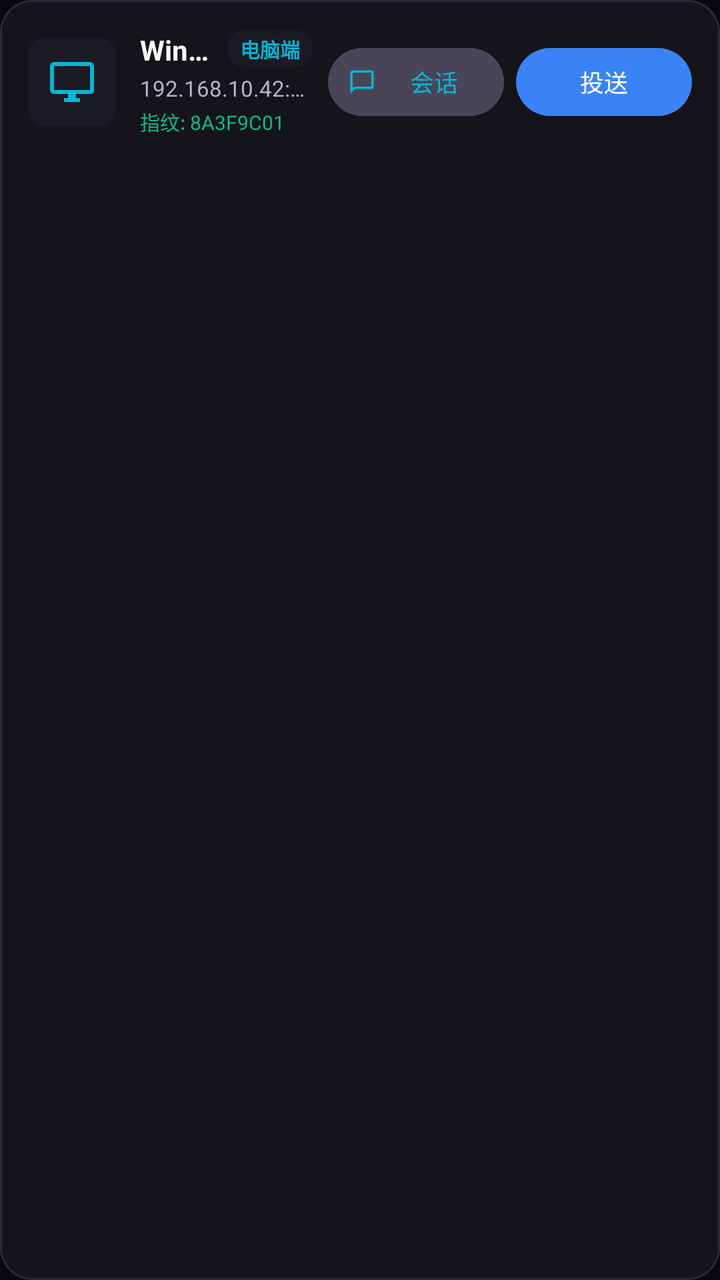
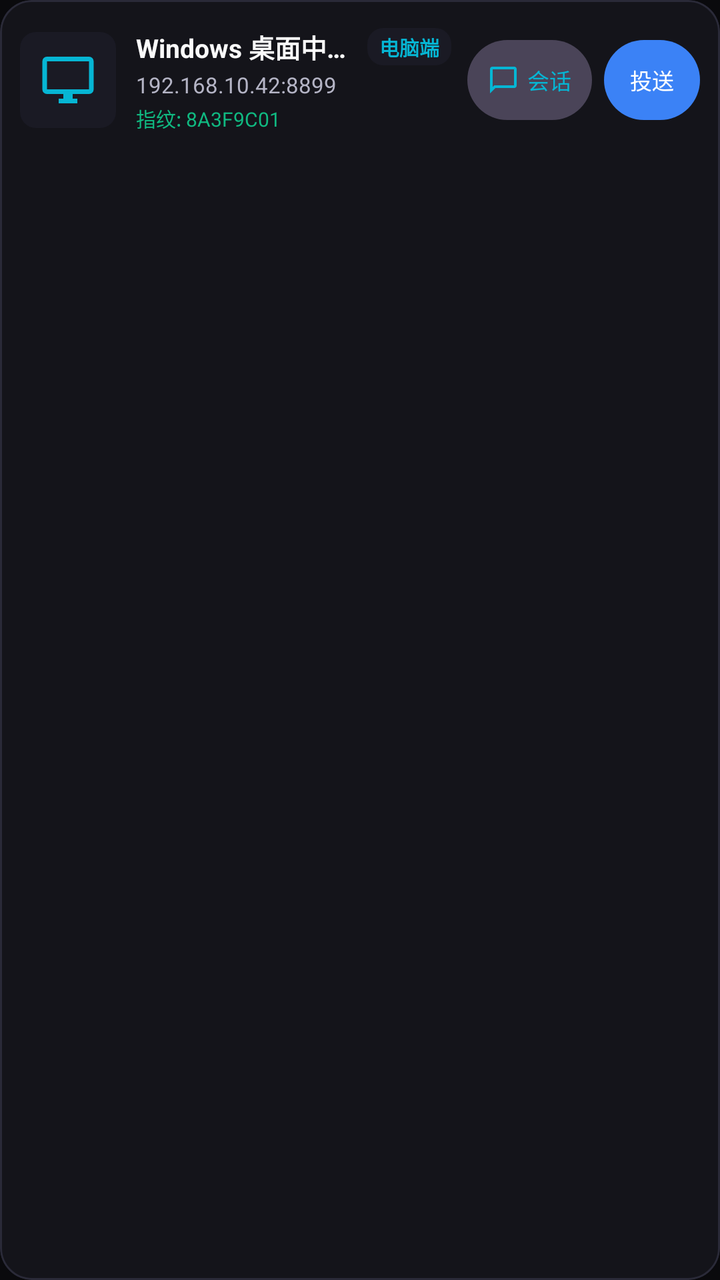

Two renders of the same Android screen: before a commit and after it. Below are the layout's source before the change and the commit's diff.
<!-- AndroidManifest.xml: application theme Theme.SafeDrop -->
<!-- res/layout/item_device.xml -->
<?xml version="1.0" encoding="utf-8"?>
<com.google.android.material.card.MaterialCardView xmlns:android="http://schemas.android.com/apk/res/android"
    xmlns:app="http://schemas.android.com/apk/res-auto"
    android:layout_width="match_parent"
    android:layout_height="wrap_content"
    android:layout_marginBottom="10dp"
    app:cardBackgroundColor="@color/surface_dark"
    app:cardCornerRadius="16dp"
    app:strokeColor="@color/border_dark"
    app:strokeWidth="1dp">

    <LinearLayout
        android:layout_width="match_parent"
        android:layout_height="wrap_content"
        android:gravity="center_vertical"
        android:orientation="horizontal"
        android:padding="14dp">

        <ImageView
            android:id="@+id/ivDeviceIcon"
            android:layout_width="44dp"
            android:layout_height="44dp"
            android:background="@drawable/bg_badge_rounded"
            android:backgroundTint="@color/surface_variant_dark"
            android:padding="10dp"
            android:src="@drawable/ic_device_pc"
            app:tint="@color/secondary" />

        <LinearLayout
            android:layout_width="0dp"
            android:layout_height="wrap_content"
            android:layout_marginStart="12dp"
            android:layout_weight="1"
            android:orientation="vertical">

            <LinearLayout
                android:layout_width="match_parent"
                android:layout_height="wrap_content"
                android:gravity="center_vertical"
                android:orientation="horizontal">

                <TextView
                    android:id="@+id/tvDeviceName"
                    android:layout_width="0dp"
                    android:layout_height="wrap_content"
                    android:layout_weight="1"
                    android:ellipsize="end"
                    android:maxLines="1"
                    android:singleLine="true"
                    android:text="Windows 桌面中枢端"
                    android:textColor="@color/text_primary_dark"
                    android:textSize="14sp"
                    android:textStyle="bold" />

                <TextView
                    android:id="@+id/tvDevicePlatformTag"
                    android:layout_width="wrap_content"
                    android:layout_height="wrap_content"
                    android:layout_marginStart="6dp"
                    android:background="@drawable/bg_badge_rounded"
                    android:backgroundTint="@color/surface_variant_dark"
                    android:paddingHorizontal="6dp"
                    android:paddingVertical="2dp"
                    android:text="电脑端"
                    android:textColor="@color/secondary"
                    android:textSize="10sp"
                    android:textStyle="bold" />
            </LinearLayout>

            <TextView
                android:id="@+id/tvDeviceAddress"
                android:layout_width="wrap_content"
                android:layout_height="wrap_content"
                android:layout_marginTop="2dp"
                android:ellipsize="end"
                android:maxLines="1"
                android:singleLine="true"
                android:text="192.168.10.42:8899"
                android:textColor="@color/text_secondary_dark"
                android:textSize="11sp" />

            <TextView
                android:id="@+id/tvFingerprint"
                android:layout_width="wrap_content"
                android:layout_height="wrap_content"
                android:layout_marginTop="2dp"
                android:ellipsize="end"
                android:maxLines="1"
                android:singleLine="true"
                android:text="指纹: 8A3F9C01"
                android:textColor="@color/success"
                android:textSize="10sp" />
        </LinearLayout>

        <LinearLayout
            android:layout_width="wrap_content"
            android:layout_height="wrap_content"
            android:layout_marginStart="8dp"
            android:gravity="center_vertical"
            android:orientation="horizontal">

            <com.google.android.material.button.MaterialButton
                android:id="@+id/btnOpenChat"
                style="@style/Widget.Material3.Button.TonalButton"
                android:layout_width="wrap_content"
                android:layout_height="34dp"
                android:layout_marginEnd="6dp"
                android:insetLeft="0dp"
                android:insetTop="0dp"
                android:insetRight="0dp"
                android:insetBottom="0dp"
                android:paddingHorizontal="10dp"
                android:text="会话"
                android:textColor="@color/secondary"
                android:textSize="12sp"
                app:cornerRadius="17dp"
                app:icon="@drawable/ic_chat"
                app:iconPadding="4dp"
                app:iconSize="14dp"
                app:iconTint="@color/secondary" />

            <com.google.android.material.button.MaterialButton
                android:id="@+id/btnConnectDevice"
                style="@style/Widget.Material3.Button"
                android:layout_width="wrap_content"
                android:layout_height="34dp"
                android:insetLeft="0dp"
                android:insetTop="0dp"
                android:insetRight="0dp"
                android:insetBottom="0dp"
                android:paddingHorizontal="12dp"
                android:text="投送"
                android:textColor="@color/on_primary"
                android:textSize="12sp"
                app:backgroundTint="@color/primary"
                app:cornerRadius="17dp" />

        </LinearLayout>

    </LinearLayout>

</com.google.android.material.card.MaterialCardView>
<!-- resources referenced by this layout -->
<resources>
  <color name="border_dark">#2A2A38</color>
  <color name="on_primary">#FFFFFF</color>
  <color name="primary">#3B82F6</color>
  <color name="secondary">#06B6D4</color>
  <color name="success">#10B981</color>
  <color name="surface_dark">#14141A</color>
  <color name="surface_variant_dark">#1A1A24</color>
  <color name="text_primary_dark">#FAFAFA</color>
  <color name="text_secondary_dark">#B4B4C5</color>
  <!-- drawable bg_badge_rounded (drawable) -->
  <?xml version="1.0" encoding="utf-8"?>
  <shape xmlns:android="http://schemas.android.com/apk/res/android"
      android:shape="rectangle">
      <corners android:radius="8dp" />
      <solid android:color="#1F2937" />
  </shape>
  <!-- drawable ic_chat (drawable) -->
  <?xml version="1.0" encoding="utf-8"?>
  <vector xmlns:android="http://schemas.android.com/apk/res/android"
      android:width="24dp"
      android:height="24dp"
      android:viewportWidth="24"
      android:viewportHeight="24">
      <path
          android:fillColor="#FFFFFF"
          android:pathData="M20,2H4A2,2 0 0,0 2,4V22L6,18H20A2,2 0 0,0 22,16V4A2,2 0 0,0 20,2M20,16H5.17L4,17.17V4H20V16Z" />
  </vector>
  <!-- drawable ic_device_pc (drawable) -->
  <?xml version="1.0" encoding="utf-8"?>
  <vector xmlns:android="http://schemas.android.com/apk/res/android"
      android:width="24dp"
      android:height="24dp"
      android:viewportWidth="24"
      android:viewportHeight="24">
      <path
          android:fillColor="#38BDF8"
          android:pathData="M21,2H3A2,2 0 0,0 1,4V16A2,2 0 0,0 3,18H10V20H8V22H16V20H14V18H21A2,2 0 0,0 23,16V4A2,2 0 0,0 21,2M21,16H3V4H21V16Z" />
  </vector>
  <style name="Theme.SafeDrop" parent="Theme.Material3.Dark.NoActionBar">
          <item name="colorPrimary">@color/primary</item>
          <item name="colorOnPrimary">@color/on_primary</item>
          <item name="colorSecondary">@color/secondary</item>
          <item name="colorOnSecondary">@color/on_secondary</item>
          <item name="android:windowBackground">@color/background_dark</item>
          <item name="android:statusBarColor">@color/background_dark</item>
          <item name="android:navigationBarColor">@color/surface_dark</item>
      </style>
  <color name="on_secondary">#FFFFFF</color>
  <color name="background_dark">#0A0A0D</color>
</resources>

<!-- the commit's change to res/layout/item_device.xml (unified diff, before → after) -->
@@ -13,23 +13,24 @@
         android:layout_width="match_parent"
         android:layout_height="wrap_content"
         android:gravity="center_vertical"
+        android:minHeight="@dimen/device_card_min_height"
         android:orientation="horizontal"
-        android:padding="14dp">
+        android:padding="@dimen/card_padding_compact">
 
         <ImageView
             android:id="@+id/ivDeviceIcon"
-            android:layout_width="44dp"
-            android:layout_height="44dp"
+            android:layout_width="@dimen/device_icon_size"
+            android:layout_height="@dimen/device_icon_size"
             android:background="@drawable/bg_badge_rounded"
             android:backgroundTint="@color/surface_variant_dark"
-            android:padding="10dp"
+            android:padding="@dimen/spacing_medium"
             android:src="@drawable/ic_device_pc"
             app:tint="@color/secondary" />
 
         <LinearLayout
             android:layout_width="0dp"
             android:layout_height="wrap_content"
-            android:layout_marginStart="12dp"
+            android:layout_marginStart="@dimen/spacing_medium"
             android:layout_weight="1"
             android:orientation="vertical">
 
@@ -49,7 +50,7 @@
                     android:singleLine="true"
                     android:text="Windows 桌面中枢端"
                     android:textColor="@color/text_primary_dark"
-                    android:textSize="14sp"
+                    android:textSize="@dimen/text_size_body"
                     android:textStyle="bold" />
 
                 <TextView
@@ -103,37 +104,39 @@
                 android:id="@+id/btnOpenChat"
                 style="@style/Widget.Material3.Button.TonalButton"
                 android:layout_width="wrap_content"
-                android:layout_height="34dp"
-                android:layout_marginEnd="6dp"
+                android:layout_height="@dimen/button_height_small"
+                android:layout_marginEnd="@dimen/spacing_xsmall"
                 android:insetLeft="0dp"
                 android:insetTop="0dp"
                 android:insetRight="0dp"
                 android:insetBottom="0dp"
-                android:paddingHorizontal="10dp"
+                android:minWidth="@dimen/touch_target_min"
+                android:paddingHorizontal="@dimen/spacing_medium"
                 android:text="会话"
                 android:textColor="@color/secondary"
-                android:textSize="12sp"
-                app:cornerRadius="17dp"
+                android:textSize="@dimen/text_size_caption"
+                app:cornerRadius="20dp"
                 app:icon="@drawable/ic_chat"
-                app:iconPadding="4dp"
-                app:iconSize="14dp"
+                app:iconPadding="@dimen/spacing_xxsmall"
+                app:iconSize="16dp"
                 app:iconTint="@color/secondary" />
 
             <com.google.android.material.button.MaterialButton
                 android:id="@+id/btnConnectDevice"
                 style="@style/Widget.Material3.Button"
                 android:layout_width="wrap_content"
-                android:layout_height="34dp"
+                android:layout_height="@dimen/button_height_small"
                 android:insetLeft="0dp"
                 android:insetTop="0dp"
                 android:insetRight="0dp"
                 android:insetBottom="0dp"
-                android:paddingHorizontal="12dp"
+                android:minWidth="@dimen/touch_target_min"
+                android:paddingHorizontal="@dimen/spacing_medium"
                 android:text="投送"
                 android:textColor="@color/on_primary"
-                android:textSize="12sp"
+                android:textSize="@dimen/text_size_caption"
                 app:backgroundTint="@color/primary"
-                app:cornerRadius="17dp" />
+                app:cornerRadius="20dp" />
 
         </LinearLayout>
 
<!-- resource entries referenced after the edit -->
@@ -9,6 +9,16 @@
   <color name="surface_variant_dark">#1A1A24</color>
   <color name="text_primary_dark">#FAFAFA</color>
   <color name="text_secondary_dark">#B4B4C5</color>
+  <dimen name="button_height_small">40dp</dimen>
+  <dimen name="card_padding_compact">14dp</dimen>
+  <dimen name="device_card_min_height">80dp</dimen>
+  <dimen name="device_icon_size">48dp</dimen>
+  <dimen name="spacing_medium">12dp</dimen>
+  <dimen name="spacing_xsmall">6dp</dimen>
+  <dimen name="spacing_xxsmall">4dp</dimen>
+  <dimen name="text_size_body">14sp</dimen>
+  <dimen name="text_size_caption">12sp</dimen>
+  <dimen name="touch_target_min">48dp</dimen>
   <!-- drawable bg_badge_rounded (drawable) -->
   <?xml version="1.0" encoding="utf-8"?>
   <shape xmlns:android="http://schemas.android.com/apk/res/android"
